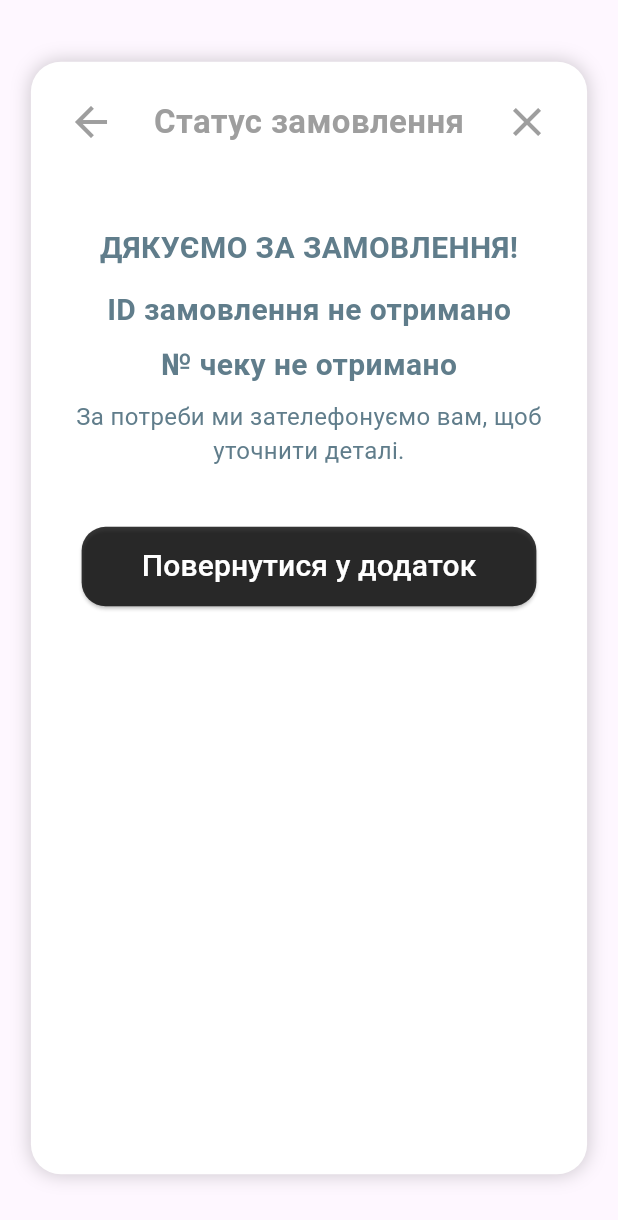
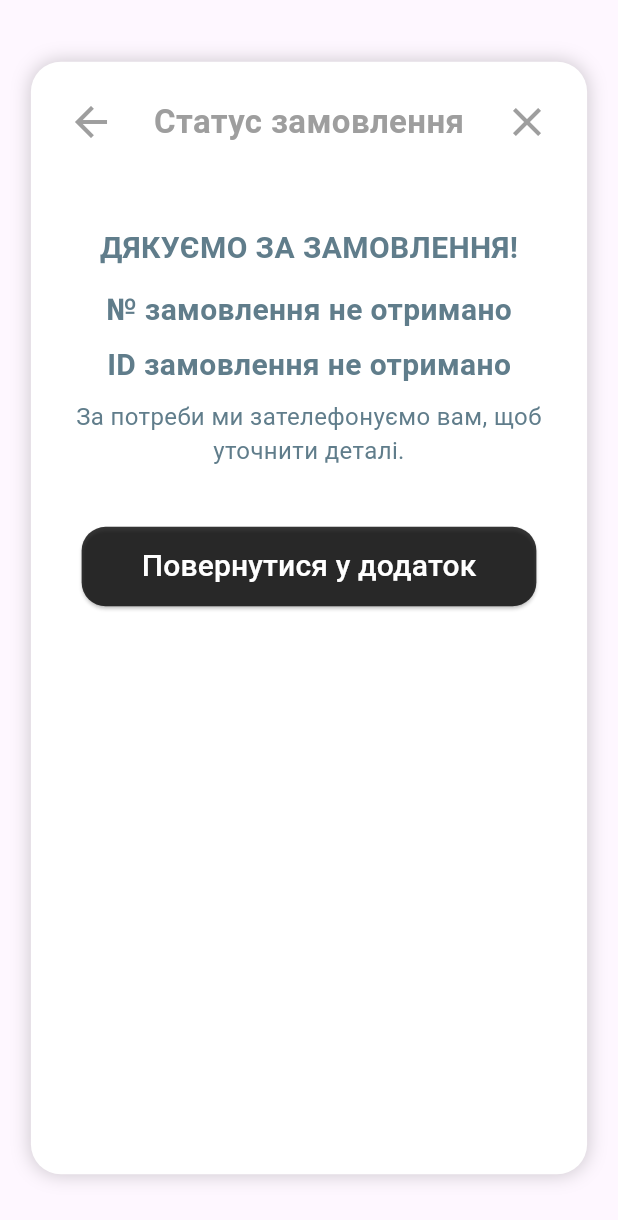
Before and after one commit to Spartakm67/flutter_final_project, a Flutter app: the OrderStatusWidget widget shown alone on an empty page, opened directly, on a phone screen of 412 x 824 dp. Shown: the top 1220 px of the screen. Run offline on Flutter 3.47's test engine with Material 3 defaults, Android fonts, the phone set to English and light mode, and no system bars; our stand-ins replace cloud_firestore, firebase_auth, firebase_core, flutter_dotenv, flutter_mobx, font_awesome_flutter and 6 more; missing offline and left inert: firebase_app_check; accounts and stored records are empty; generated files the repository leaves out were written again; network calls fail.

Commit message:
StatusId added

```diff
--- a/lib/presentation/widgets/order_widgets/order_status_widget.dart
+++ b/lib/presentation/widgets/order_widgets/order_status_widget.dart
@@ -11,9 +11,9 @@ import 'package:flutter_final_project/presentation/screens/home_screen.dart';
 import 'package:flutter_final_project/presentation/widgets/order_widgets/order_widget.dart';
 
 class OrderStatusWidget extends StatefulWidget {
-  final String? orderId;
+  final String? statusId;
   final String? checkId;
-  const OrderStatusWidget({super.key, this.orderId, this.checkId});
+  const OrderStatusWidget({super.key, this.statusId, this.checkId});
 
   @override
   State<OrderStatusWidget> createState() => _OrderStatusWidgetState();
@@ -125,18 +125,18 @@ class _OrderStatusWidgetState extends State<OrderStatusWidget> {
                             height: 12,
                           ),
                           Text(
-                            widget.orderId != null
-                                ? 'Замовлення ID: ${widget.orderId}'
-                                : 'ID замовлення не отримано',
+                            widget.checkId != null
+                                ? 'Замовлення №: ${widget.checkId}'
+                                : '№ замовлення не отримано',
                             style: TextStyles.cartBottomText,
                           ),
                           const SizedBox(
                             height: 8,
                           ),
                           Text(
-                            widget.checkId != null
-                                ? 'Чек №: ${widget.checkId}'
-                                : '№ чеку не отримано',
+                            widget.statusId != null
+                                ? 'Замовлення прийняте'
+                                : 'ID замовлення не отримано',
                             style: TextStyles.cartBottomText,
                           ),
                           const SizedBox(
```
Also changed, not shown: lib/presentation/widgets/order_widgets/order_container.dart (+4 -4 lines).
